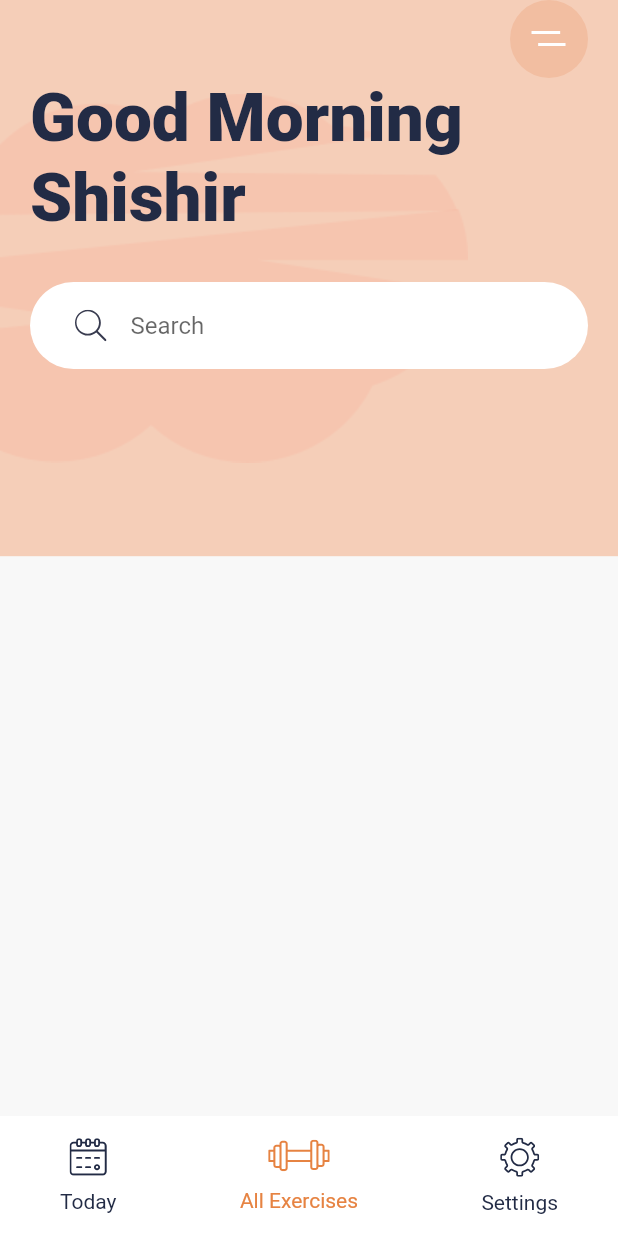
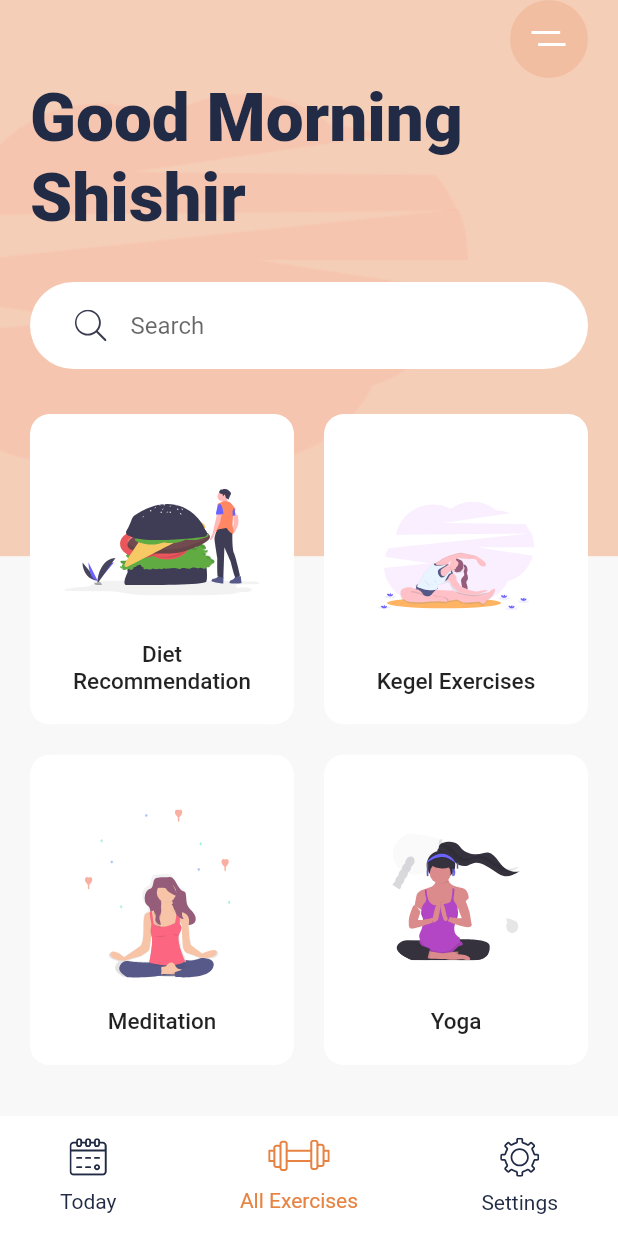
Before and after one commit to j-pcgoncalves/meditation_app, a Flutter app: the screen it shows after launch, on a phone screen of 412 x 824 dp. Run offline on Flutter 3.47's test engine with Material 2 defaults, Android fonts, the phone set to English and light mode, and no system bars; our stand-ins replace flutter_svg.

Commit message:
create CategoryCard

```diff
--- a/lib/main.dart
+++ b/lib/main.dart
@@ -2,6 +2,7 @@ import 'package:flutter/material.dart';
 import 'package:flutter_svg/flutter_svg.dart';
 import 'package:meditation_app/constants.dart';
 import 'package:meditation_app/widgets/bottom_nav_bar.dart';
+import 'package:meditation_app/widgets/category_card.dart';
 import 'package:meditation_app/widgets/search_bar.dart';
 
 void main() => runApp(const MyApp());
@@ -74,6 +75,43 @@ class HomeScreen extends StatelessWidget {
                         .copyWith(fontWeight: FontWeight.w900),
                   ),
                   const SearchBar(),
+                  Expanded(
+                    child: GridView.count(
+                      crossAxisCount: 2,
+                      childAspectRatio: .85,
+                      crossAxisSpacing: 20,
+                      mainAxisSpacing: 20,
+                      children: <Widget>[
+                        CategoryCard(
+                          title: 'Diet Recommendation',
+                          svgScr: 'assets/icons/Hamburger.svg',
+                          press: () {},
+                        ),
+                        CategoryCard(
+                          title: 'Kegel Exercises',
+                          svgScr: 'assets/icons/Excrecises.svg',
+                          press: () {},
+                        ),
+                        CategoryCard(
+                          title: 'Meditation',
+                          svgScr: 'assets/icons/Meditation.svg',
+                          press: () {
+                            Navigator.push(
+                              context,
+                              MaterialPageRoute(
+                                builder: (context) {},
+                              ),
+                            );
+                          },
+                        ),
+                        CategoryCard(
+                          title: 'Yoga',
+                          svgScr: 'assets/icons/yoga.svg',
+                          press: () {},
+                        ),
+                      ],
+                    ),
+                  ),
                 ],
               ),
             ),
--- /dev/null
+++ b/lib/widgets/category_card.dart
@@ -0,0 +1,61 @@
+import 'package:flutter/material.dart';
+import 'package:flutter_svg/svg.dart';
+import 'package:meditation_app/constants.dart';
+
+class CategoryCard extends StatelessWidget {
+  final String svgScr;
+  final String title;
+  final Function press;
+
+  const CategoryCard({
+    Key key,
+    this.svgScr,
+    this.title,
+    this.press,
+  }) : super(key: key);
+
+  @override
+  Widget build(BuildContext context) {
+    return ClipRRect(
+      borderRadius: BorderRadius.circular(13),
+      child: Container(
+        decoration: BoxDecoration(
+          color: Colors.white,
+          borderRadius: BorderRadius.circular(13),
+          boxShadow: const [
+            BoxShadow(
+              offset: Offset(0, 17),
+              blurRadius: 17,
+              spreadRadius: -23,
+              color: kShadowColor,
+            ),
+          ],
+        ),
+        child: Material(
+          color: Colors.transparent,
+          child: InkWell(
+            onTap: press,
+            child: Padding(
+              padding: const EdgeInsets.all(20.0),
+              child: Column(
+                children: <Widget>[
+                  const Spacer(),
+                  SvgPicture.asset(svgScr),
+                  const Spacer(),
+                  Text(
+                    title,
+                    textAlign: TextAlign.center,
+                    style: Theme.of(context)
+                        .textTheme
+                        .titleLarge
+                        .copyWith(fontSize: 15),
+                  ),
+                ],
+              ),
+            ),
+          ),
+        ),
+      ),
+    );
+  }
+}
```
